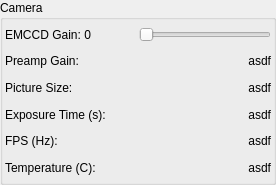
ZhuangLab/storm-control, file storm_control/hal4000/qtdesigner/camera-params.ui: the form before one commit.
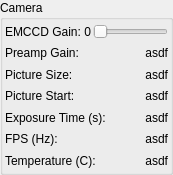
The form after the commit.

Commit message: Also display the camera start position.

```diff
--- a/storm_control/hal4000/qtdesigner/camera-params.ui
+++ b/storm_control/hal4000/qtdesigner/camera-params.ui
@@ -6,8 +6,8 @@
    <rect>
     <x>0</x>
     <y>0</y>
-    <width>276</width>
-    <height>185</height>
+    <width>173</width>
+    <height>175</height>
    </rect>
   </property>
   <property name="windowTitle">
@@ -107,6 +107,27 @@
      </item>
     </layout>
    </item>
+   <item>
+    <layout class="QHBoxLayout" name="horizontalLayout_7">
+     <item>
+      <widget class="QLabel" name="pictureStartLabel">
+       <property name="text">
+        <string>Picture Start:</string>
+       </property>
+      </widget>
+     </item>
+     <item>
+      <widget class="QLabel" name="pictureStartText">
+       <property name="text">
+        <string>asdf</string>
+       </property>
+       <property name="alignment">
+        <set>Qt::AlignRight|Qt::AlignTrailing|Qt::AlignVCenter</set>
+       </property>
+      </widget>
+     </item>
+    </layout>
+   </item>
    <item>
     <layout class="QHBoxLayout" name="horizontalLayout_4">
      <item>
```
Left out of the diff: 11 changed lines with no effect on the pictures. The commit also changes 6 other files.
